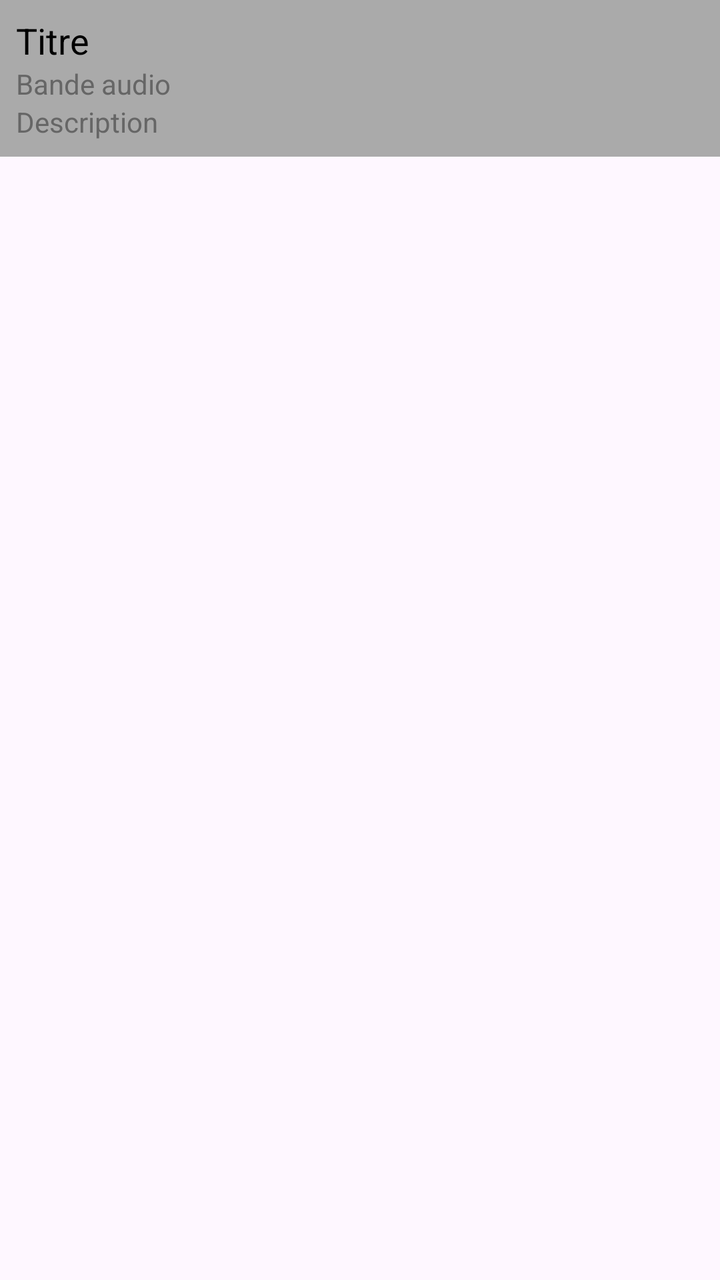
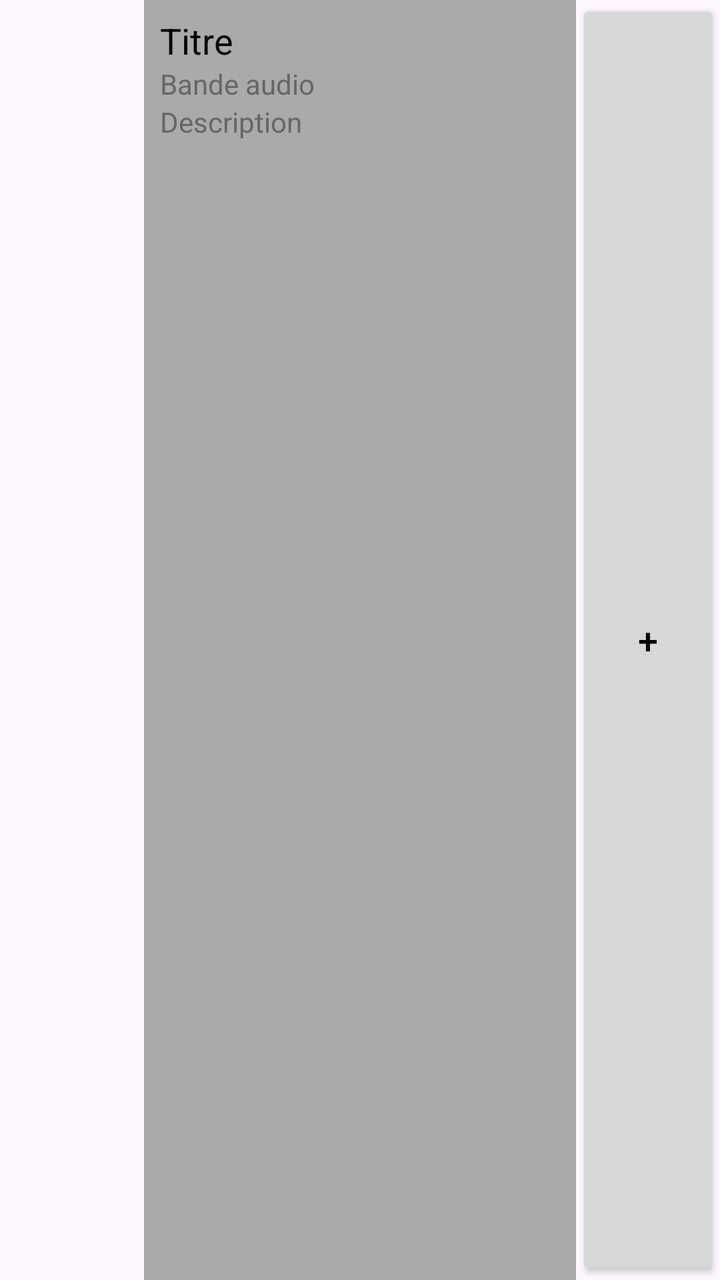

The first picture is an Android layout as it rendered before a commit; the second is the same layout after the commit. The layout source and the unified diff follow.
<!-- AndroidManifest.xml: application theme Theme.CatalogueMultimedia -->
<!-- res/layout/layout_content.xml -->
<?xml version="1.0" encoding="utf-8"?>
<LinearLayout
    xmlns:android="http://schemas.android.com/apk/res/android"
    xmlns:tools="http://schemas.android.com/tools"
    android:layout_width="match_parent"
    android:layout_height="wrap_content"
    android:orientation="horizontal"
    xmlns:app="http://schemas.android.com/apk/res-auto"
    android:gravity="center_horizontal"
    tools:ignore="ExtraText">
    <ImageView
        android:id="@+id/myImageView"
        android:layout_width="0dp"
        android:layout_height="match_parent"
        android:contentDescription="description"
        app:layout_constraintWidth_percent="0.3"
        tools:ignore="Suspicious0dp" /> 

    <LinearLayout
        android:layout_width="match_parent"
        android:layout_height="wrap_content"
        android:orientation="vertical"
        android:padding="8dp"
        android:background="#AAAAAA">



        <TextView
            android:id="@+id/titleTextView"
            android:layout_width="wrap_content"
            android:layout_height="wrap_content"
            android:text="@string/titre"
            android:textSize="18sp"
            android:textColor="#000000" />

        <TextView
            android:id="@+id/soundTrackTextView"
            android:layout_width="wrap_content"
            android:layout_height="wrap_content"
            android:text="@string/bande_audio"
            android:textSize="14sp"
            android:textColor="#666666" />

        <TextView
            android:id="@+id/descriptionTextView"
            android:layout_width="wrap_content"
            android:layout_height="wrap_content"
            android:text="@string/description"
            android:textSize="14sp"
            android:textColor="#666666" />
    </LinearLayout>



</LinearLayout>
<!-- resources referenced by this layout -->
<resources>
  <string name="bande_audio">Bande audio</string>
  <string name="description">Description</string>
  <string name="titre">Titre</string>
  <style name="Theme.CatalogueMultimedia" parent="Base.Theme.CatalogueMultimedia" />
  <style name="Base.Theme.CatalogueMultimedia" parent="Theme.Material3.DayNight.NoActionBar">
          
          
      </style>
</resources>

<!-- the commit's change to res/layout/layout_content.xml (unified diff, before → after) -->
@@ -8,19 +8,24 @@
     xmlns:app="http://schemas.android.com/apk/res-auto"
     android:gravity="center_horizontal"
     tools:ignore="ExtraText">
+
     <ImageView
         android:id="@+id/myImageView"
         android:layout_width="0dp"
         android:layout_height="match_parent"
+        android:layout_weight="2"
         android:contentDescription="description"
         app:layout_constraintWidth_percent="0.3"
         tools:ignore="Suspicious0dp" /> 
 
     <LinearLayout
-        android:layout_width="match_parent"
-        android:layout_height="wrap_content"
+        android:layout_width="0dp"
+        android:layout_height="match_parent"
+        android:layout_weight="6"
         android:orientation="vertical"
         android:padding="8dp"
+        android:layout_gravity="fill_horizontal"
+        app:layout_constraintWidth_percent="0.6"
         android:background="#AAAAAA">
 
 
@@ -51,5 +56,15 @@
     </LinearLayout>
 
 
+    <Button
+        android:layout_width="0dp"
+        android:layout_height="match_parent"
+        android:layout_weight="2"
+        android:text="+"
+        android:textSize="18sp"
+        android:textColor="#000000"
+        android:gravity="center"/>
+
+
 
 </LinearLayout>
